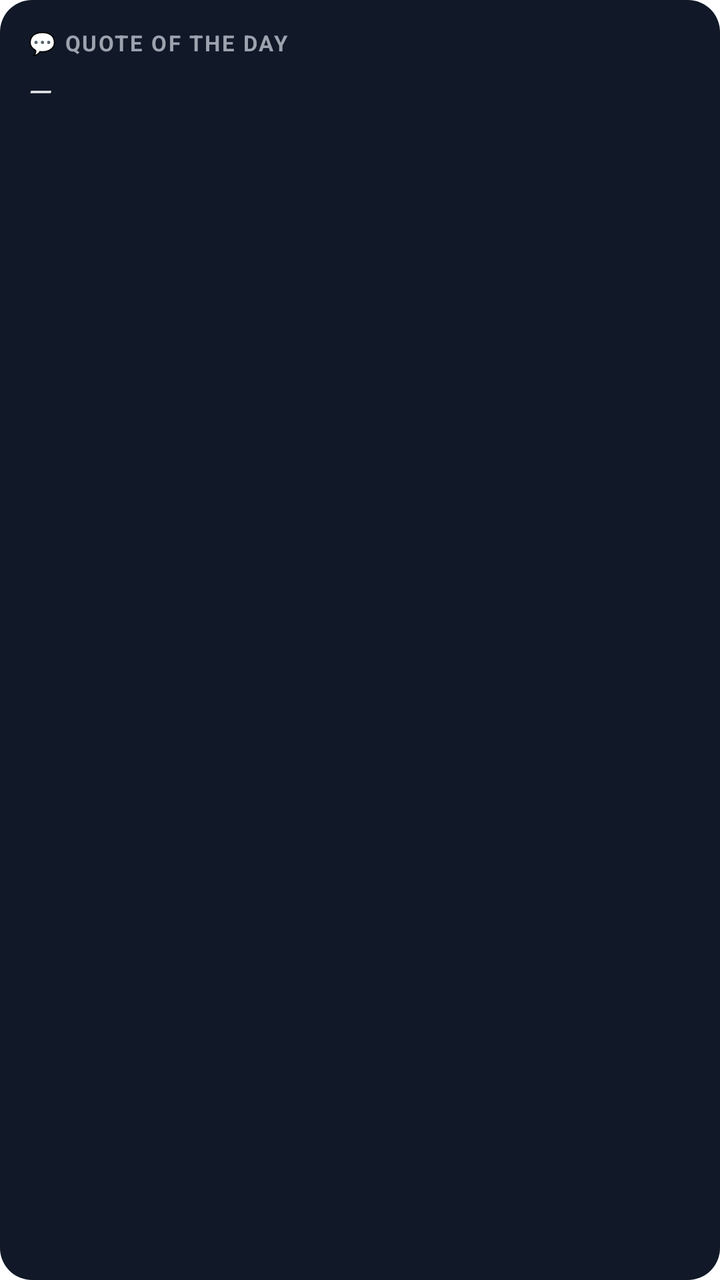
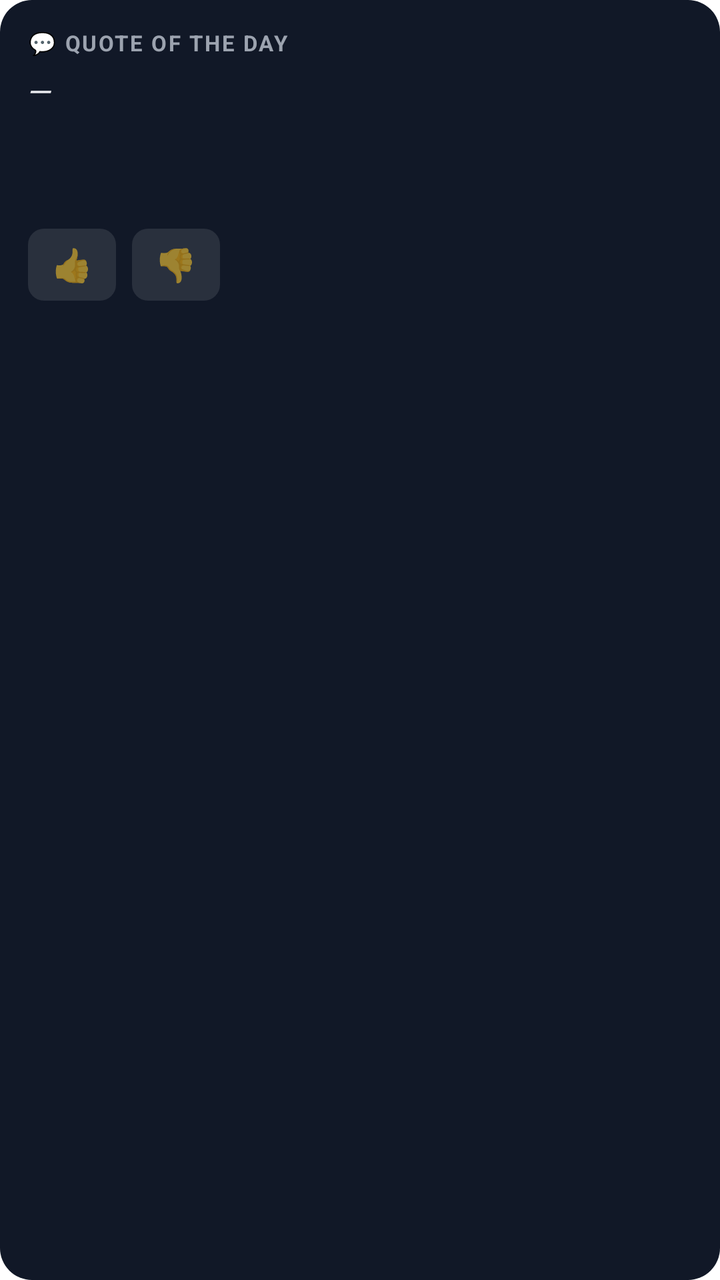

Screens rendered from an Android XML layout before and after an edit, with the pre-edit source and the edit as a unified diff.
<!-- AndroidManifest.xml: fallback theme Theme.MaterialComponents.DayNight.NoActionBar -->
<!-- res/layout/enclavd_quote_widget.xml -->
<?xml version="1.0" encoding="utf-8"?>
<LinearLayout xmlns:android="http://schemas.android.com/apk/res/android"
    android:id="@+id/quote_widget_root"
    android:layout_width="match_parent"
    android:layout_height="match_parent"
    android:background="@drawable/quote_widget_bg"
    android:orientation="vertical"
    android:padding="14dp">

    <TextView
        android:id="@+id/quote_widget_label"
        android:layout_width="wrap_content"
        android:layout_height="wrap_content"
        android:text="💬 QUOTE OF THE DAY"
        android:textColor="#9CA3AF"
        android:textSize="11sp"
        android:textStyle="bold"
        android:letterSpacing="0.08" />

    <TextView
        android:id="@+id/quote_widget_text"
        android:layout_width="match_parent"
        android:layout_height="wrap_content"
        android:layout_marginTop="6dp"
        android:text="—"
        android:textColor="#E5E7EB"
        android:textSize="16sp"
        android:textStyle="italic" />

    <TextView
        android:id="@+id/quote_widget_author"
        android:layout_width="match_parent"
        android:layout_height="wrap_content"
        android:layout_marginTop="6dp"
        android:textColor="#9CA3AF"
        android:textSize="13sp" />

    <TextView
        android:id="@+id/quote_widget_tags"
        android:layout_width="match_parent"
        android:layout_height="wrap_content"
        android:layout_marginTop="8dp"
        android:textColor="#9CA3AF"
        android:textSize="12sp" />
</LinearLayout>
<!-- resources referenced by this layout -->
<resources>
  <!-- drawable quote_widget_bg (drawable) -->
  <?xml version="1.0" encoding="utf-8"?>
  <shape xmlns:android="http://schemas.android.com/apk/res/android"
      android:shape="rectangle">
      <solid android:color="#111827" />
      <corners android:radius="16dp" />
  </shape>
</resources>

<!-- the commit's change to res/layout/enclavd_quote_widget.xml (unified diff, before → after) -->
@@ -42,4 +42,32 @@
         android:layout_marginTop="8dp"
         android:textColor="#9CA3AF"
         android:textSize="12sp" />
+
+    
+    <LinearLayout
+        android:id="@+id/quote_widget_actions"
+        android:layout_width="match_parent"
+        android:layout_height="wrap_content"
+        android:layout_marginTop="10dp"
+        android:orientation="horizontal">
+
+        <TextView
+            android:id="@+id/quote_widget_like"
+            android:layout_width="44dp"
+            android:layout_height="36dp"
+            android:background="@drawable/quote_widget_action_bg"
+            android:gravity="center"
+            android:text="👍"
+            android:textSize="16sp" />
+
+        <TextView
+            android:id="@+id/quote_widget_dislike"
+            android:layout_width="44dp"
+            android:layout_height="36dp"
+            android:layout_marginStart="8dp"
+            android:background="@drawable/quote_widget_action_bg"
+            android:gravity="center"
+            android:text="👎"
+            android:textSize="16sp" />
+    </LinearLayout>
 </LinearLayout>
<!-- resource entries referenced after the edit -->
@@ -1,5 +1,12 @@
 <!-- resources referenced by this layout -->
 <resources>
+  <!-- drawable quote_widget_action_bg (drawable) -->
+  <?xml version="1.0" encoding="utf-8"?>
+  <shape xmlns:android="http://schemas.android.com/apk/res/android"
+      android:shape="rectangle">
+      <solid android:color="#1AFFFFFF" />
+      <corners android:radius="8dp" />
+  </shape>
   <!-- drawable quote_widget_bg (drawable) -->
   <?xml version="1.0" encoding="utf-8"?>
   <shape xmlns:android="http://schemas.android.com/apk/res/android"
